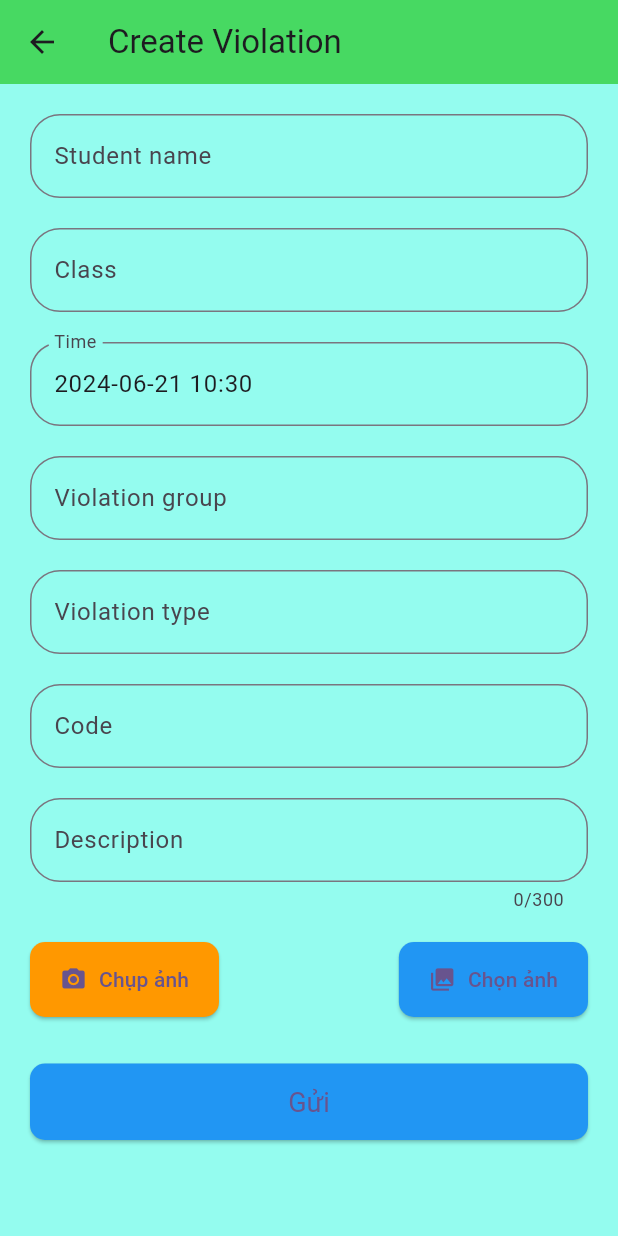
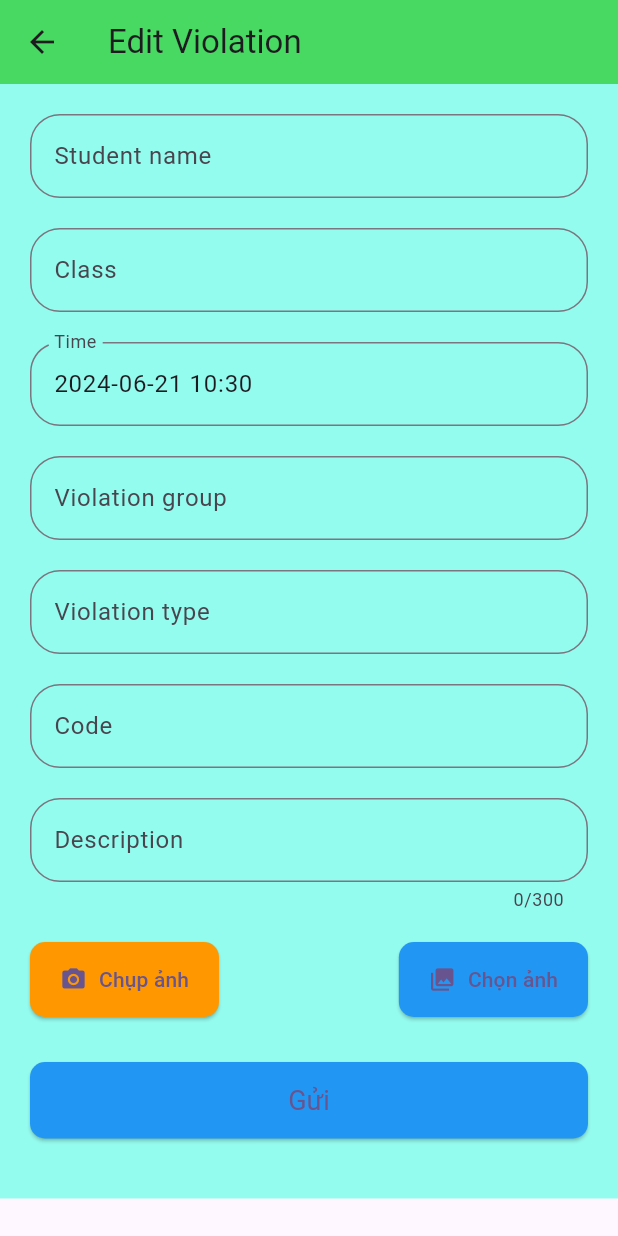
Before and after one commit to vinhju120402/FE-Mobile-Capstone, a Flutter app: the Editviocation screen opened directly, on a phone screen of 412 x 824 dp. Run offline on Flutter 3.47's test engine with Material 3 defaults, Android fonts, the phone set to English and light mode, and no system bars; our stand-ins replace image_picker, smooth_page_indicator, sn_progress_dialog.

Commit message:
fix class

```diff
--- a/lib/screens/editviocation.dart
+++ b/lib/screens/editviocation.dart
@@ -25,6 +25,13 @@ class _EditviocationState extends State<Editviocation> {
     'Vi phạm nội quy trường học',
     'Vô lễ với giáo viên',
     'Không tham gia hoạt động giáo dục',
+  ];
+  final List<String> predefinedClasses = [
+    'Class A',
+    'Class B',
+    'Class C',
+    'Class D',
+    'Class E',
   ];
 
   @override
@@ -100,9 +107,8 @@ class _EditviocationState extends State<Editviocation> {
   Widget build(BuildContext context) {
     return Scaffold(
       appBar: AppBar(
-        title: Text('Create Violation'),
-        backgroundColor:
-            Color.fromARGB(189, 7, 206, 43), // Thay đổi màu nền của app bar
+        title: Text('Edit Violation'),
+        backgroundColor: Color.fromARGB(189, 7, 206, 43),
       ),
       body: Container(
         color: Color.fromARGB(226, 134, 253, 237),
@@ -128,6 +134,10 @@ class _EditviocationState extends State<Editviocation> {
                 SizedBox(height: 20.0),
                 TextFormField(
                   controller: classController,
+                  onTap: () {
+                    _showPredefinedViolations(context, 'violationclass');
+                  },
+                  readOnly: true, // Prevent keyboard from appearing on tap
                   decoration: InputDecoration(
                     labelText: 'Class',
                     border: OutlineInputBorder(
@@ -161,6 +171,7 @@ class _EditviocationState extends State<Editviocation> {
                   onTap: () {
                     _showPredefinedViolations(context, 'violationGroup');
                   },
+                  readOnly: true, // Prevent keyboard from appearing on tap
                   decoration: InputDecoration(
                     labelText: 'Violation group',
                     border: OutlineInputBorder(
@@ -178,6 +189,7 @@ class _EditviocationState extends State<Editviocation> {
                   onTap: () {
                     _showPredefinedViolations(context, 'violationType');
                   },
+                  readOnly: true, // Prevent keyboard from appearing on tap
                   decoration: InputDecoration(
                     labelText: 'Violation type',
                     border: OutlineInputBorder(
@@ -206,18 +218,15 @@ class _EditviocationState extends State<Editviocation> {
                 SizedBox(height: 20.0),
                 TextFormField(
                   controller: descriptionController,
-                  maxLines: null, // Cho phép nhiều dòng khi cần thiết
-                  maxLength: 300, // Giới hạn tối đa 300 ký tự
-                  maxLengthEnforcement:
-                      MaxLengthEnforcement.enforced, // Bắt buộc giới hạn ký tự
+                  maxLines: null,
+                  maxLength: 300,
+                  maxLengthEnforcement: MaxLengthEnforcement.enforced,
                   onChanged: (value) {
-                    setState(
-                        () {}); // Đảm bảo cập nhật giao diện khi thay đổi nội dung
+                    setState(() {});
                   },
                   decoration: InputDecoration(
                     labelText: 'Description',
-                    counterText:
-                        '${descriptionController.text.length}/300', // Hiển thị số lượng ký tự đã nhập
+                    counterText: '${descriptionController.text.length}/300',
                     border: OutlineInputBorder(
                       borderRadius: BorderRadius.circular(20.0),
                     ),
@@ -263,10 +272,6 @@ class _EditviocationState extends State<Editviocation> {
                     ),
                   ],
                 ),
-                SizedBox(height: 1.0),
-                Column(
-                  crossAxisAlignment: CrossAxisAlignment.stretch,
-                  children: [
                 SizedBox(height: 10.0),
                 if (imageFile != null)
                   Container(
@@ -276,13 +281,11 @@ class _EditviocationState extends State<Editviocation> {
                       borderRadius: BorderRadius.circular(10.0),
                       image: DecorationImage(
                         image: FileImage(imageFile!),
-                            fit: BoxFit.contain,
+                        fit: BoxFit.cover,
                       ),
                     ),
                   ),
                 SizedBox(height: 20.0),
-                  ],
-                ),
                 ElevatedButton(
                   onPressed: () {
                     final name = nameController.text;
@@ -303,7 +306,7 @@ class _EditviocationState extends State<Editviocation> {
                     print('Mô tả: $description');
                     print('Ảnh: $image');
 
-                    // Xóa nội dung của các trường và tệp ảnh
+                    // Reset text controllers and image file state
                     nameController.clear();
                     classController.clear();
                     timeController.clear();
@@ -325,9 +328,7 @@ class _EditviocationState extends State<Editviocation> {
                     padding: EdgeInsets.symmetric(vertical: 15.0),
                   ),
                 ),
-                SizedBox(
-                  height: 300,
-                )
+                SizedBox(height: 20.0),
               ],
             ),
           ),
@@ -337,7 +338,7 @@ class _EditviocationState extends State<Editviocation> {
   }
 
   void _showPredefinedViolations(BuildContext context, String field) {
-    List<String> filteredViolations = List.from(predefinedViolations);
+    List<String> filteredItems = List.from(predefinedViolations);
     TextEditingController searchController = TextEditingController();
 
     TextEditingController selectedController;
@@ -349,8 +350,12 @@ class _EditviocationState extends State<Editviocation> {
     } else if (field == 'violationType') {
       selectedController = violateTypeController;
       dialogTitle = 'Loại vi phạm';
+    } else if (field == 'violationclass') {
+      selectedController = classController;
+      dialogTitle = 'Lớp học';
+      filteredItems = List.from(predefinedClasses);
     } else {
-      return; // Xử lý giá trị trường không mong muốn
+      return;
     }
 
     showModalBottomSheet(
@@ -368,23 +373,31 @@ class _EditviocationState extends State<Editviocation> {
                 ),
                 onChanged: (value) {
                   setState(() {
-                    filteredViolations = predefinedViolations
+                    if (field == 'violationclass') {
+                      filteredItems = predefinedClasses
+                          .where((className) => className
+                              .toLowerCase()
+                              .contains(value.toLowerCase()))
+                          .toList();
+                    } else {
+                      filteredItems = predefinedViolations
                           .where((violation) => violation
                               .toLowerCase()
                               .contains(value.toLowerCase()))
                           .toList();
+                    }
                   });
                 },
               ),
             ),
             Expanded(
               child: ListView.builder(
-                itemCount: filteredViolations.length,
+                itemCount: filteredItems.length,
                 itemBuilder: (context, index) {
                   return ListTile(
-                    title: Text(filteredViolations[index]),
+                    title: Text(filteredItems[index]),
                     onTap: () {
-                      Navigator.pop(context, filteredViolations[index]);
+                      Navigator.pop(context, filteredItems[index]);
                     },
                   );
                 },
```
Also changed, not shown: lib/screens/table.dart (+40 -27 lines). Lines whose indentation alone changed are shown as unchanged.
